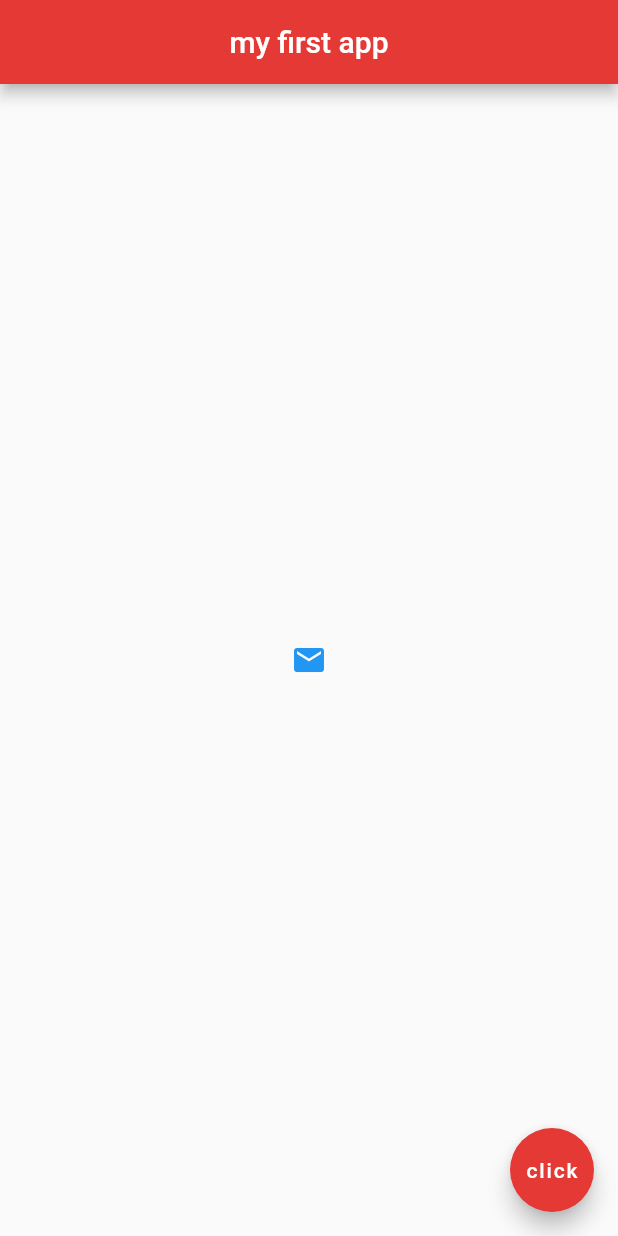
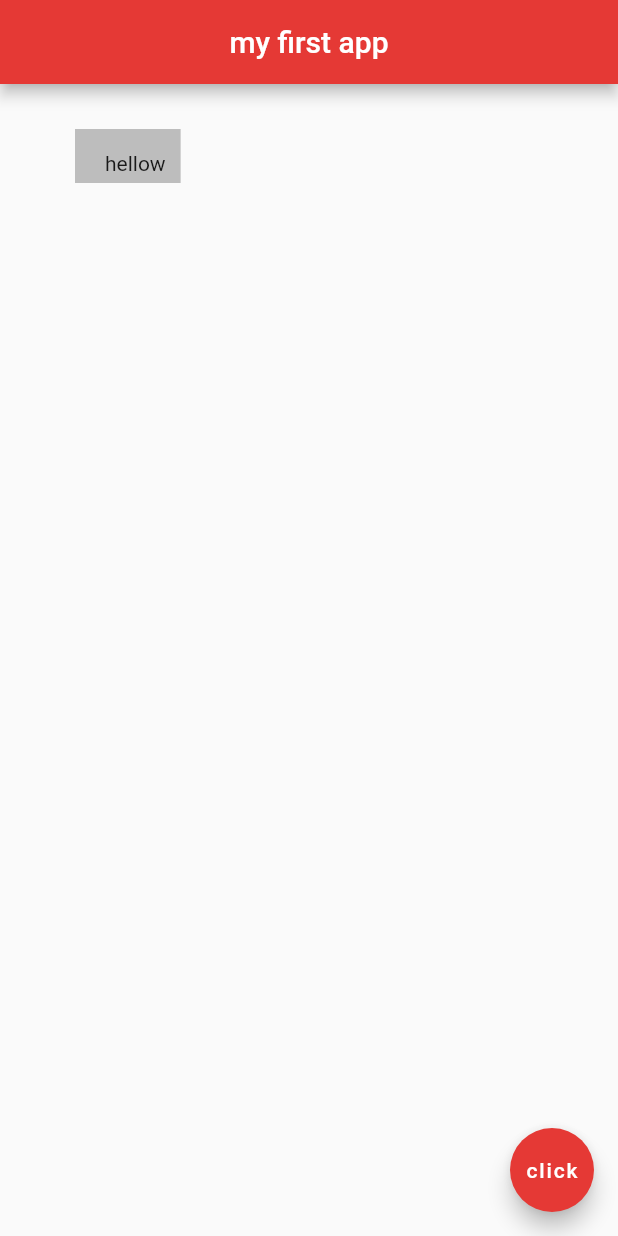
Before and after one commit to AFRT927/first_flutter_app, a Flutter app: the screen it shows after launch, on a phone screen of 412 x 824 dp. Run offline on Flutter 3.47's test engine with Material 2 defaults, Android fonts, the light colour scheme and no system bars.

Commit message:
container with padding and margins

```diff
--- a/lib/main.dart
+++ b/lib/main.dart
@@ -26,15 +26,11 @@ class Home extends StatelessWidget {
       centerTitle: true,
       backgroundColor: Colors.red[600],
     ),
-  body: Center(
-    child: IconButton(
-      onPressed: (){},
-       icon: Icon(
-        Icons.email,
-        color: Colors.blue,
-       ),
-       color: Colors.amber,
-       )
+  body: Container(
+    color: Colors.grey[400],
+    child: Text('hellow'),
+    padding: EdgeInsets.fromLTRB(20, 15, 10, 5),
+    margin: EdgeInsets.symmetric(vertical: 30, horizontal: 50),
   ),
   floatingActionButton: FloatingActionButton(
     onPressed: () {},
```
